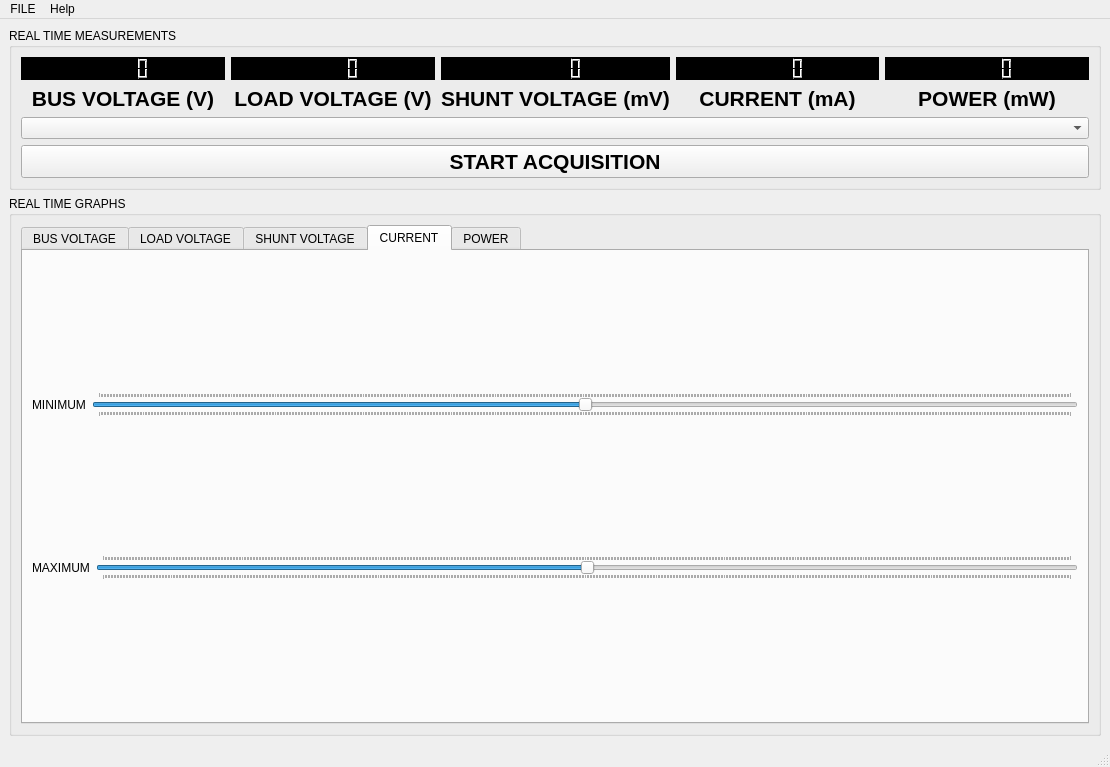
Above: PC_Application/QCurrentMeasurement/mainwindow.ui from dogotic/QCurrentMeasurement before the change. Below: the same form after it.
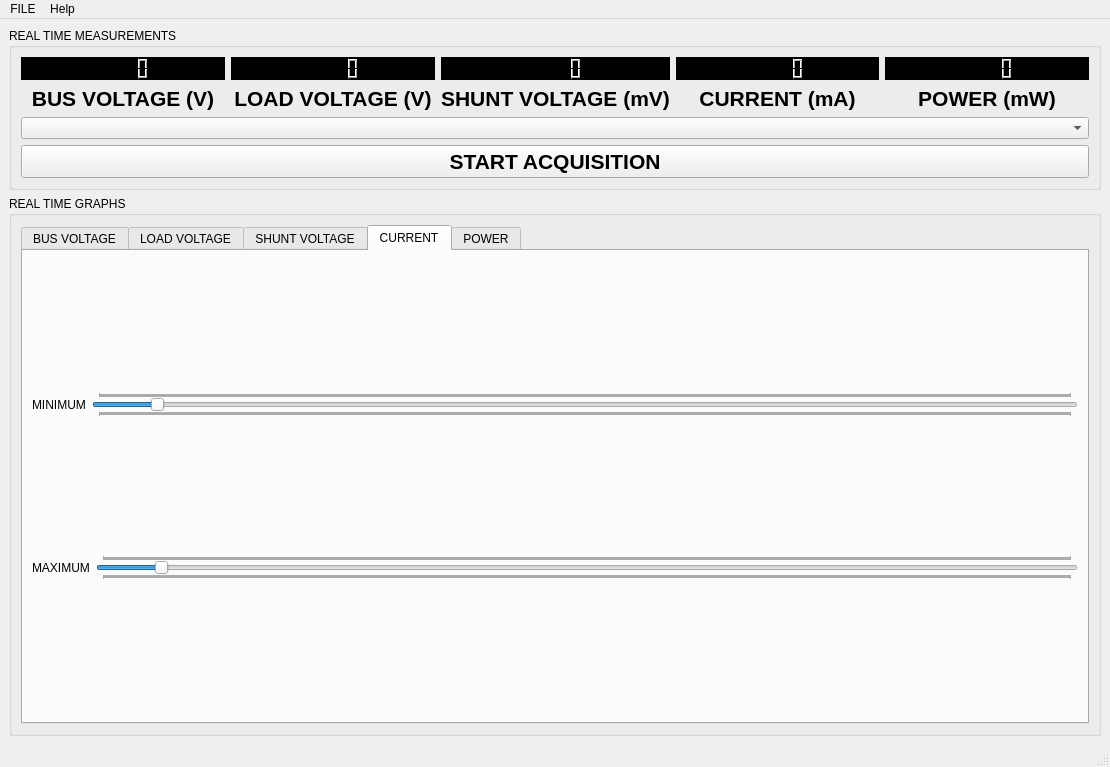
That is the form after the change. The open tabs and pages were chosen to show the change.

Commit message: updated current range in GUI

What changed in the file:
```diff
--- a/PC_Application/QCurrentMeasurement/mainwindow.ui
+++ b/PC_Application/QCurrentMeasurement/mainwindow.ui
@@ -446,7 +446,10 @@
                 <number>-320</number>
                </property>
                <property name="maximum">
-                <number>320</number>
+                <number>5000</number>
+               </property>
+               <property name="singleStep">
+                <number>10</number>
                </property>
                <property name="value">
                 <number>0</number>
@@ -479,7 +482,10 @@
                 <number>-320</number>
                </property>
                <property name="maximum">
-                <number>320</number>
+                <number>5000</number>
+               </property>
+               <property name="singleStep">
+                <number>10</number>
                </property>
                <property name="pageStep">
                 <number>10</number>
```
Left out of the diff: 4 changed lines with no effect on the pictures.
